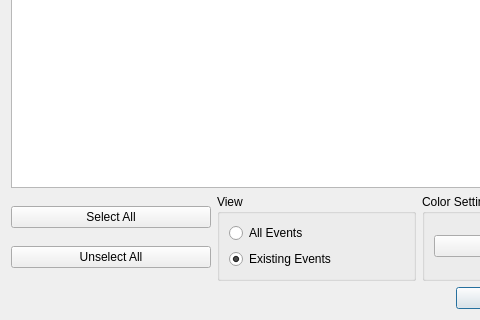
Before: the Qt Designer form src/gui_impl/dialogs/event_type_selection_dialog.ui in cbrnr/sigviewer, drawn with Qt 5; both pictures show x 0 to 480 and y 424 to 744 of the 633 by 744 pixel window.
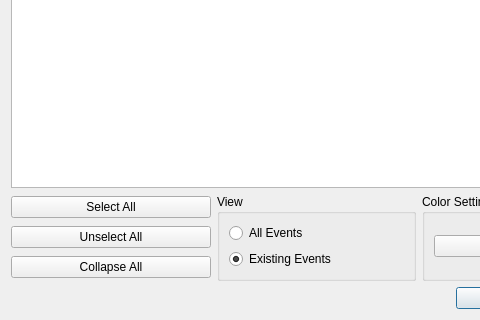
After: the same form once the commit is applied.

The edit to the form file:
```diff
--- a/src/gui_impl/dialogs/event_type_selection_dialog.ui
+++ b/src/gui_impl/dialogs/event_type_selection_dialog.ui
@@ -71,6 +71,13 @@
          </property>
         </widget>
        </item>
+       <item>
+        <widget class="QPushButton" name="toggle_collapse_expand_button">
+         <property name="text">
+          <string>Collapse All</string>
+         </property>
+        </widget>
+       </item>
       </layout>
      </item>
      <item>
```
